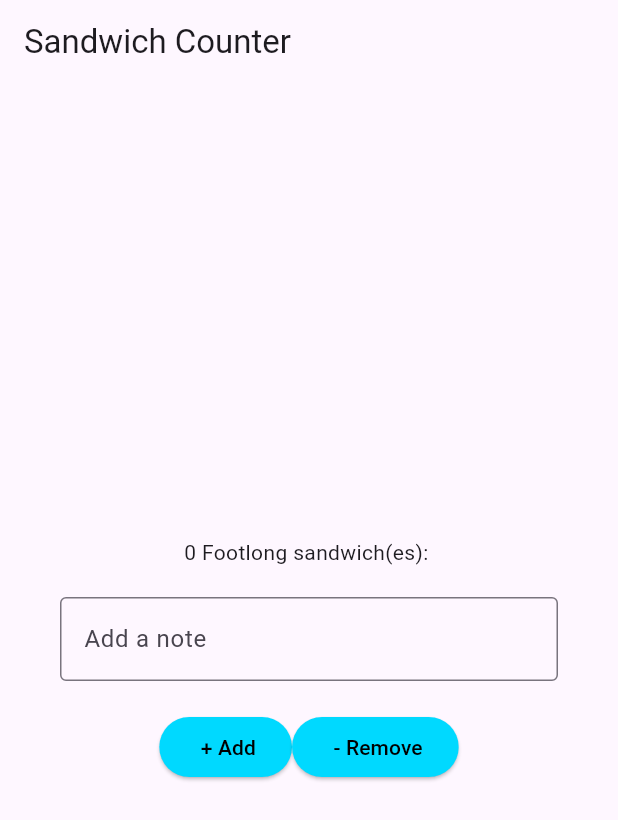
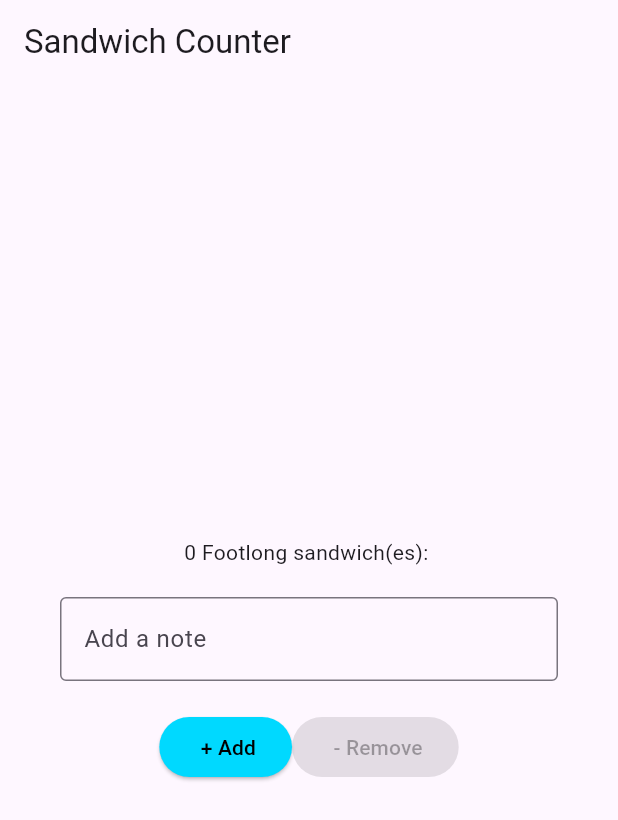
Before and after one commit to WoodhouseA/flutter_application_1, a Flutter app: the screen it shows after launch, on a phone screen of 412 x 824 dp. Shown: the top 820 px of the screen. Run offline on Flutter 3.47's test engine with Material 3 defaults, Android fonts, the phone set to English and light mode, and no system bars.

Commit message:
Disable buttons at quantity limits

```diff
--- a/lib/main.dart
+++ b/lib/main.dart
@@ -77,8 +77,11 @@ class _OrderScreenState extends State<OrderScreen> {
             Row(
               mainAxisAlignment: MainAxisAlignment.center,
               children: [
-                StyledButton(_increaseQuantity, ' + Add'),
-                StyledButton(_decreaseQuantity, ' - Remove'),
+                StyledButton(
+                    _quantity < widget.maxQuantity ? _increaseQuantity : null,
+                    ' + Add'),
+                StyledButton(
+                    _quantity > 0 ? _decreaseQuantity : null, ' - Remove'),
               ],
             ),
           ],
@@ -89,7 +92,7 @@ class _OrderScreenState extends State<OrderScreen> {
 }
 
 class StyledButton extends StatelessWidget {
-  final VoidCallback onPressed;
+  final VoidCallback? onPressed;
   final String text;
 
   const StyledButton(this.onPressed, this.text, {super.key});
```
